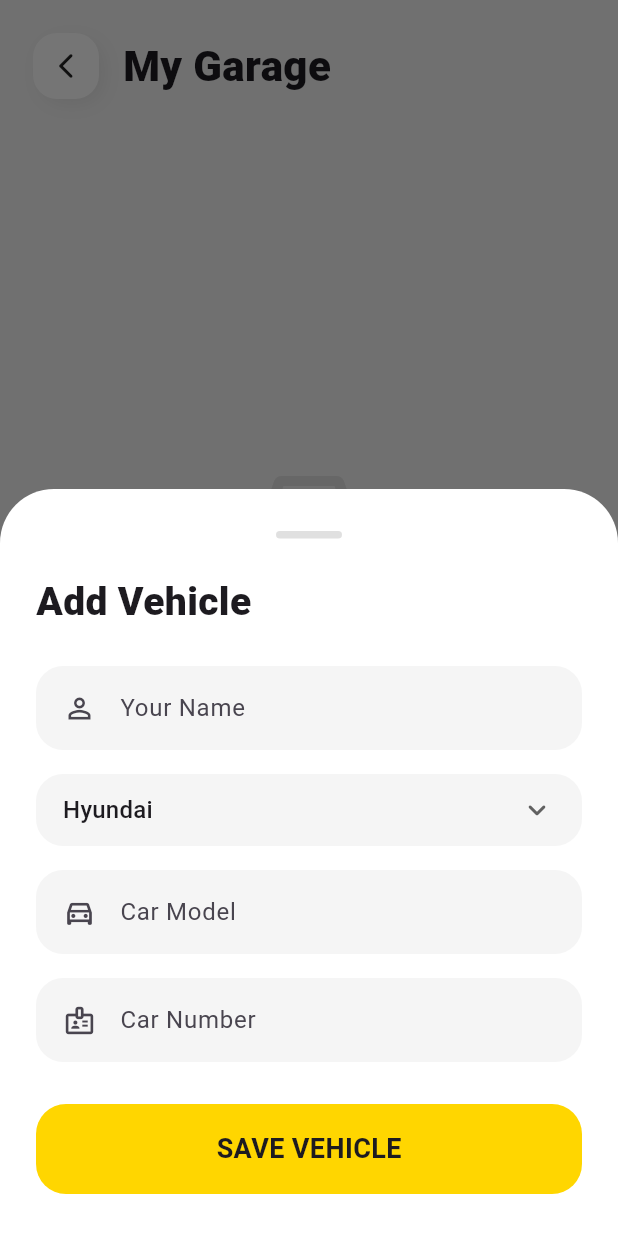
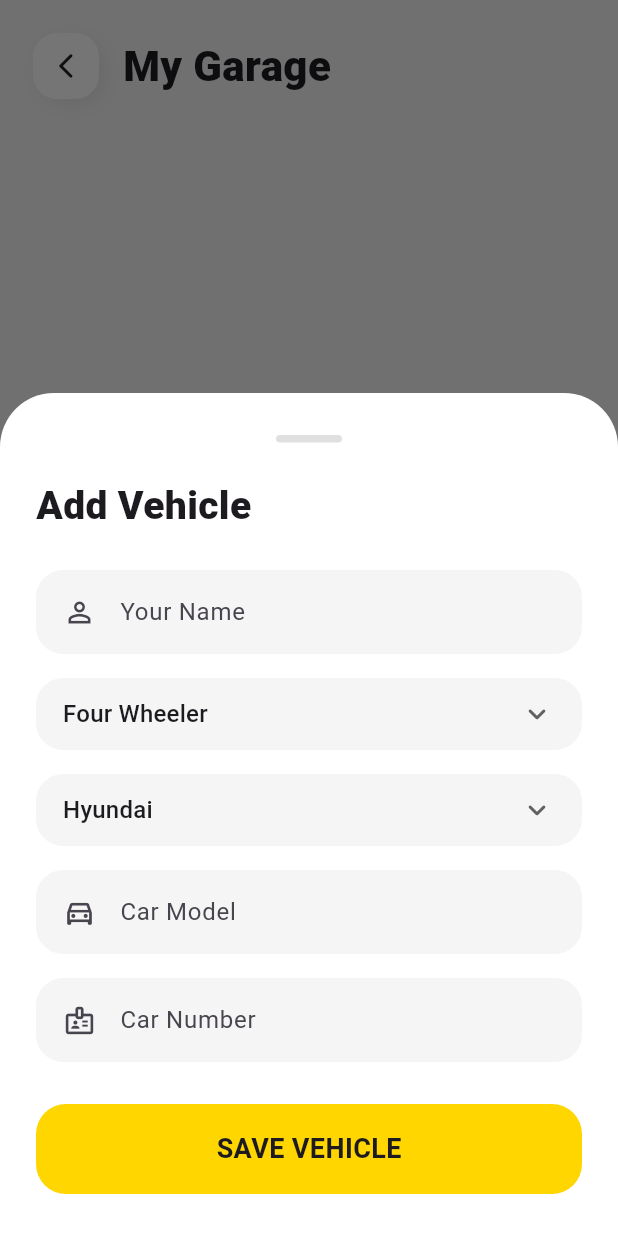
Before and after one commit to keerthi123455/reperi_garage, a Flutter app: the ProfileScreen screen opened directly, after a tap on "ADD VEHICLE", on a phone screen of 412 x 824 dp. Run offline on Flutter 3.47's test engine with Material 3 defaults, Android fonts, the phone set to English and light mode, and no system bars; our stand-ins replace carousel_slider, geocoding, geolocator, image_picker, shared_preferences, supabase_flutter; missing offline and left inert: dart:js_interop, razorpay_flutter; accounts and stored records are empty.

Commit message:
some changes

```diff
--- a/lib/main.dart
+++ b/lib/main.dart
@@ -1,5 +1,5 @@
 import 'package:flutter/material.dart';
-import 'package:hello_world_app/screens/splash_screen.dart';
+import 'package:reperi_garage/screens/splash_screen.dart';
 import 'package:supabase_flutter/supabase_flutter.dart';
 
 import 'screens/login_screen.dart';
--- a/lib/screens/profile_screen.dart
+++ b/lib/screens/profile_screen.dart
@@ -70,12 +70,23 @@ class _ProfileScreenState extends State<ProfileScreen> {
     }
   }
 
-  final brands = [
+  final Map<String, List<String>> brandsByType = {
+    'four_wheeler': [
       'Hyundai', 'Tata', 'Maruti Suzuki', 'Mahindra', 'Honda',
       'Toyota', 'Kia', 'MG', 'Volkswagen', 'Skoda', 'Renault',
       'Nissan', 'Ford', 'BMW', 'Mercedes', 'Audi', 'Jeep',
       'Volvo', 'Lexus', 'Porsche',
-  ];
+    ],
+    'two_wheeler': [
+      'Honda', 'Hero', 'Bajaj', 'TVS', 'Royal Enfield', 'Yamaha',
+      'Suzuki', 'KTM', 'Ather', 'Ola Electric', 'Vespa', 'Jawa',
+    ],
+  };
+
+  final vehicleTypeLabels = {
+    'four_wheeler': 'Four Wheeler',
+    'two_wheeler': 'Two Wheeler',
+  };
 
   @override
   void initState() {
@@ -113,7 +124,8 @@ class _ProfileScreenState extends State<ProfileScreen> {
     final nameController = TextEditingController();
     final carModelController = TextEditingController();
     final carNumberController = TextEditingController();
-    String selectedBrand = brands.first;
+    String selectedVehicleType = 'four_wheeler';
+    String selectedBrand = brandsByType[selectedVehicleType]!.first;
     bool saving = false;
 
     showModalBottomSheet(
@@ -152,6 +164,29 @@ class _ProfileScreenState extends State<ProfileScreen> {
                   const SizedBox(height: 24),
                    _sheetField(nameController, 'Your Name', Icons.person_outline),
                   const SizedBox(height: 16),
+                  // Vehicle Type Dropdown
+                  Container(
+                    padding: const EdgeInsets.symmetric(horizontal: 18),
+                    decoration: BoxDecoration(
+                      color: Colors.grey.shade100,
+                      borderRadius: BorderRadius.circular(18),
+                    ),
+                    child: DropdownButtonHideUnderline(
+                      child: DropdownButton<String>(
+                        value: selectedVehicleType,
+                        isExpanded: true,
+                        icon: const Icon(Icons.keyboard_arrow_down_rounded),
+                        items: vehicleTypeLabels.entries.map((e) => DropdownMenuItem(
+                          value: e.key, child: Text(e.value),
+                        )).toList(),
+                        onChanged: (v) => setSheetState(() {
+                          selectedVehicleType = v!;
+                          selectedBrand = brandsByType[selectedVehicleType]!.first;
+                        }),
+                      ),
+                    ),
+                  ),
+                  const SizedBox(height: 16),
                   // Brand Dropdown
                   Container(
                     padding: const EdgeInsets.symmetric(horizontal: 18),
@@ -164,7 +199,7 @@ class _ProfileScreenState extends State<ProfileScreen> {
                         value: selectedBrand,
                         isExpanded: true,
                         icon: const Icon(Icons.keyboard_arrow_down_rounded),
-                        items: brands.map((b) => DropdownMenuItem(
+                        items: brandsByType[selectedVehicleType]!.map((b) => DropdownMenuItem(
                           value: b, child: Text(b),
                         )).toList(),
                         onChanged: (v) => setSheetState(() => selectedBrand = v!),
@@ -196,6 +231,7 @@ class _ProfileScreenState extends State<ProfileScreen> {
                       try {
                          final inserted = await supabase.from('vehicles').insert({
                           'user_id': user.id,
+                          'vehicle_type': selectedVehicleType,
                           'car_brand': selectedBrand,
                           'car_model': carModelController.text.trim(),
                           'car_number': carNumberController.text.trim(),
@@ -407,7 +443,12 @@ class _ProfileScreenState extends State<ProfileScreen> {
                                             color: AppColors.yellow.withOpacity(0.15),
                                             borderRadius: BorderRadius.circular(18),
                                           ),
-                                          child: const Icon(Icons.directions_car_rounded, size: 30),
+                                          child: Icon(
+                                            v['vehicle_type'] == 'two_wheeler'
+                                                ? Icons.two_wheeler_rounded
+                                                : Icons.directions_car_rounded,
+                                            size: 30,
+                                          ),
                                         ),
                                         const SizedBox(width: 16),
                                         // Details
--- a/pubspec.yaml
+++ b/pubspec.yaml
@@ -1,5 +1,5 @@
-name: hello_world_app
-description: "GarageCo Flutter App"
+name: reperi_garage
+description: "Reperi Garage - Vehicle Service Booking App"
 
 publish_to: 'none'
 
```
Also changed, not shown: lib/screens/home_screen.dart (+92 -15 lines), 5 other files. Lines whose indentation alone changed are shown as unchanged.
